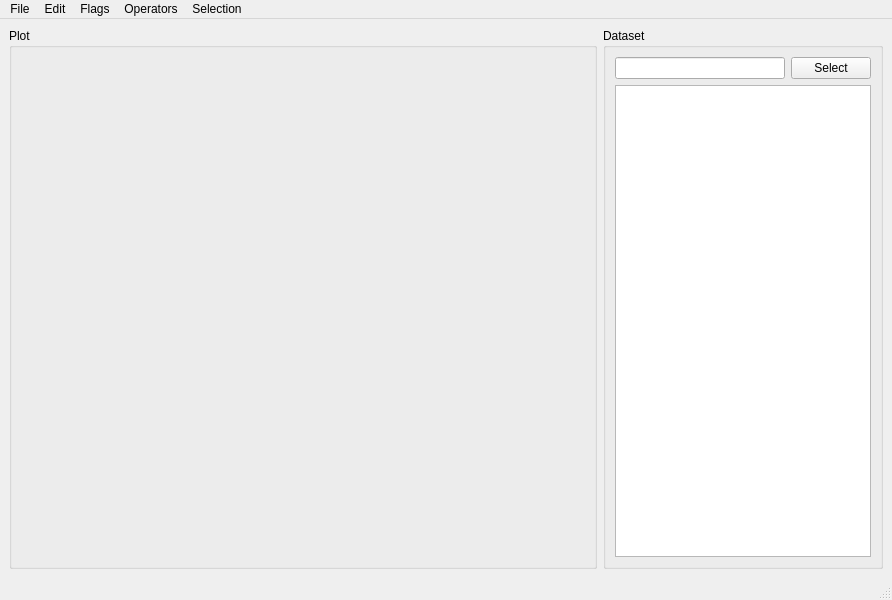
This is specdal/gui/pyqt/qt_viewer.ui in EnSpec/SpecDAL as Qt 5 draws it before an edit. The edited form follows.
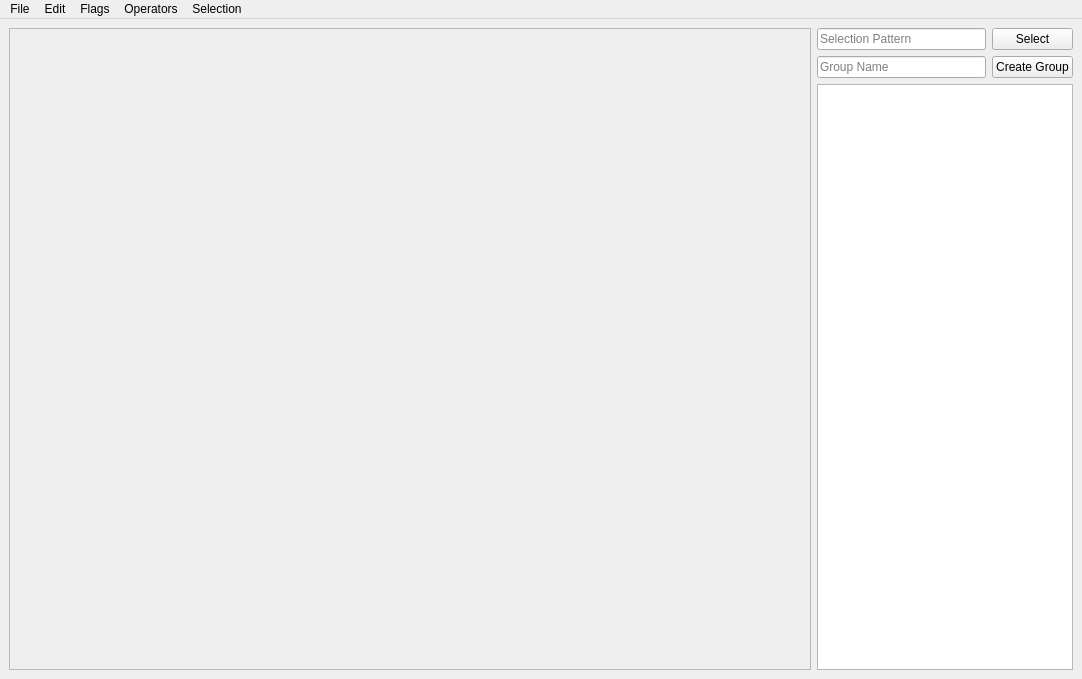
This is the edited form.

Commit message: added dialogs for finer control over specdal options

The edit to the form file:
```diff
--- a/specdal/gui/pyqt/qt_viewer.ui
+++ b/specdal/gui/pyqt/qt_viewer.ui
@@ -6,78 +6,134 @@
    <rect>
     <x>0</x>
     <y>0</y>
-    <width>892</width>
-    <height>600</height>
+    <width>1082</width>
+    <height>679</height>
    </rect>
   </property>
   <property name="windowTitle">
    <string>SpecDAL GUI</string>
   </property>
   <widget class="QWidget" name="centralwidget">
-   <layout class="QHBoxLayout" name="horizontalLayout_2">
+   <layout class="QVBoxLayout" name="verticalLayout">
     <item>
-     <widget class="QGroupBox" name="groupBox">
-      <property name="title">
-       <string>Plot</string>
+     <layout class="QHBoxLayout" name="toolbarLayout">
+      <property name="bottomMargin">
+       <number>0</number>
       </property>
-      <layout class="QHBoxLayout" name="horizontalLayout_3">
-       <item>
-        <layout class="QVBoxLayout" name="plotLayout"/>
-       </item>
-      </layout>
-     </widget>
+     </layout>
     </item>
     <item>
-     <widget class="QGroupBox" name="groupBox_2">
-      <property name="sizePolicy">
-       <sizepolicy hsizetype="Maximum" vsizetype="Preferred">
-        <horstretch>0</horstretch>
-        <verstretch>0</verstretch>
-       </sizepolicy>
-      </property>
-      <property name="title">
-       <string>Dataset</string>
-      </property>
-      <layout class="QGridLayout" name="gridLayout">
-       <item row="1" column="0">
-        <widget class="QListWidget" name="spectraList">
-         <property name="selectionMode">
-          <enum>QAbstractItemView::ExtendedSelection</enum>
+     <layout class="QHBoxLayout" name="horizontalLayout">
+      <item>
+       <widget class="QFrame" name="frame">
+        <property name="frameShape">
+         <enum>QFrame::StyledPanel</enum>
+        </property>
+        <property name="frameShadow">
+         <enum>QFrame::Sunken</enum>
+        </property>
+        <layout class="QHBoxLayout" name="horizontalLayout_2">
+         <property name="leftMargin">
+          <number>0</number>
          </property>
-        </widget>
-       </item>
-       <item row="0" column="0">
-        <layout class="QHBoxLayout" name="horizontalLayout_4">
+         <property name="topMargin">
+          <number>0</number>
+         </property>
+         <property name="rightMargin">
+          <number>0</number>
+         </property>
+         <property name="bottomMargin">
+          <number>0</number>
+         </property>
          <item>
-          <widget class="QLineEdit" name="lineEdit">
-           <property name="sizePolicy">
-            <sizepolicy hsizetype="Expanding" vsizetype="Fixed">
-             <horstretch>0</horstretch>
-             <verstretch>0</verstretch>
-            </sizepolicy>
-           </property>
-           <property name="toolTip">
-            <string>Select spectra by name</string>
-           </property>
-          </widget>
-         </item>
-         <item>
-          <widget class="QPushButton" name="pushButton">
-           <property name="sizePolicy">
-            <sizepolicy hsizetype="Preferred" vsizetype="Fixed">
-             <horstretch>0</horstretch>
-             <verstretch>0</verstretch>
-            </sizepolicy>
-           </property>
-           <property name="text">
-            <string>Select</string>
-           </property>
-          </widget>
+          <layout class="QVBoxLayout" name="plotLayout"/>
          </item>
         </layout>
-       </item>
-      </layout>
-     </widget>
+       </widget>
+      </item>
+      <item>
+       <layout class="QVBoxLayout" name="verticalLayout_2">
+        <item>
+         <layout class="QGridLayout" name="gridLayout">
+          <property name="bottomMargin">
+           <number>0</number>
+          </property>
+          <item row="0" column="0">
+           <widget class="QLineEdit" name="nameSelection">
+            <property name="sizePolicy">
+             <sizepolicy hsizetype="Preferred" vsizetype="Fixed">
+              <horstretch>0</horstretch>
+              <verstretch>0</verstretch>
+             </sizepolicy>
+            </property>
+            <property name="toolTip">
+             <string>Select Spectra by Name</string>
+            </property>
+            <property name="whatsThis">
+             <string/>
+            </property>
+            <property name="placeholderText">
+             <string>Selection Pattern</string>
+            </property>
+           </widget>
+          </item>
+          <item row="0" column="1">
+           <widget class="QPushButton" name="selectByName">
+            <property name="sizePolicy">
+             <sizepolicy hsizetype="Preferred" vsizetype="Fixed">
+              <horstretch>0</horstretch>
+              <verstretch>0</verstretch>
+             </sizepolicy>
+            </property>
+            <property name="text">
+             <string>Select</string>
+            </property>
+           </widget>
+          </item>
+          <item row="1" column="0">
+           <widget class="QLineEdit" name="groupName">
+            <property name="sizePolicy">
+             <sizepolicy hsizetype="Preferred" vsizetype="Fixed">
+              <horstretch>0</horstretch>
+              <verstretch>0</verstretch>
+             </sizepolicy>
+            </property>
+            <property name="placeholderText">
+             <string>Group Name</string>
+            </property>
+           </widget>
+          </item>
+          <item row="1" column="1">
+           <widget class="QPushButton" name="createGroup">
+            <property name="sizePolicy">
+             <sizepolicy hsizetype="Maximum" vsizetype="Fixed">
+              <horstretch>0</horstretch>
+              <verstretch>0</verstretch>
+             </sizepolicy>
+            </property>
+            <property name="text">
+             <string>Create Group</string>
+            </property>
+           </widget>
+          </item>
+         </layout>
+        </item>
+        <item>
+         <widget class="QListWidget" name="spectraList">
+          <property name="sizePolicy">
+           <sizepolicy hsizetype="Maximum" vsizetype="Expanding">
+            <horstretch>0</horstretch>
+            <verstretch>0</verstretch>
+           </sizepolicy>
+          </property>
+          <property name="selectionMode">
+           <enum>QAbstractItemView::ExtendedSelection</enum>
+          </property>
+         </widget>
+        </item>
+       </layout>
+      </item>
+     </layout>
     </item>
    </layout>
   </widget>
@@ -86,7 +142,7 @@
     <rect>
      <x>0</x>
      <y>0</y>
-     <width>892</width>
+     <width>1082</width>
      <height>25</height>
     </rect>
    </property>
@@ -144,7 +200,6 @@
    <addaction name="menuOperators"/>
    <addaction name="menuSelection"/>
   </widget>
-  <widget class="QStatusBar" name="statusbar"/>
   <action name="actionOpen">
    <property name="text">
     <string>Open</string>
```
Left out of the diff: 18 changed lines with no effect on the pictures. The commit also changes 4 other files.
